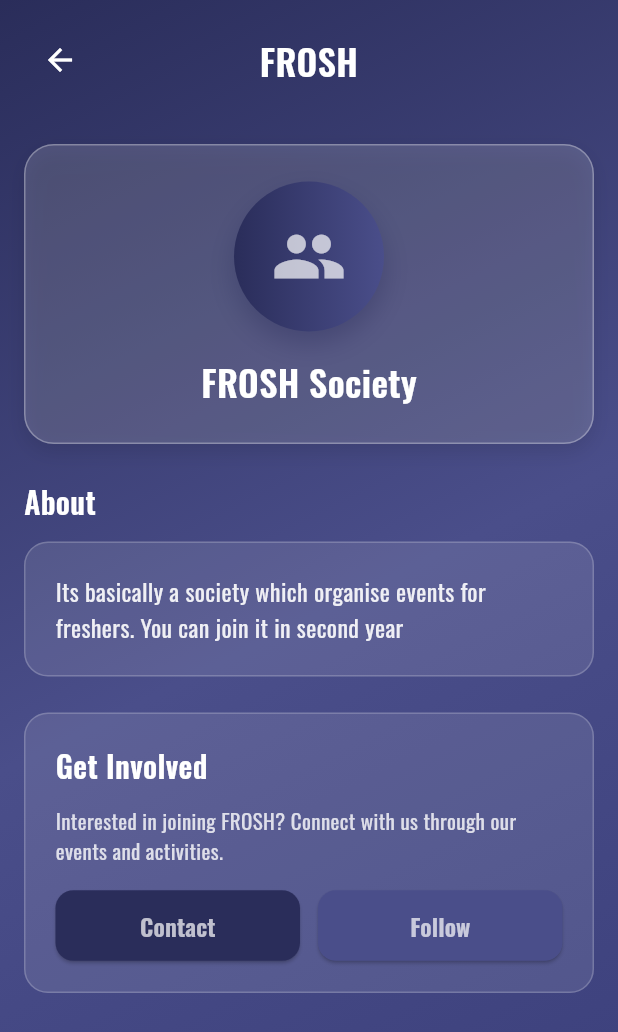
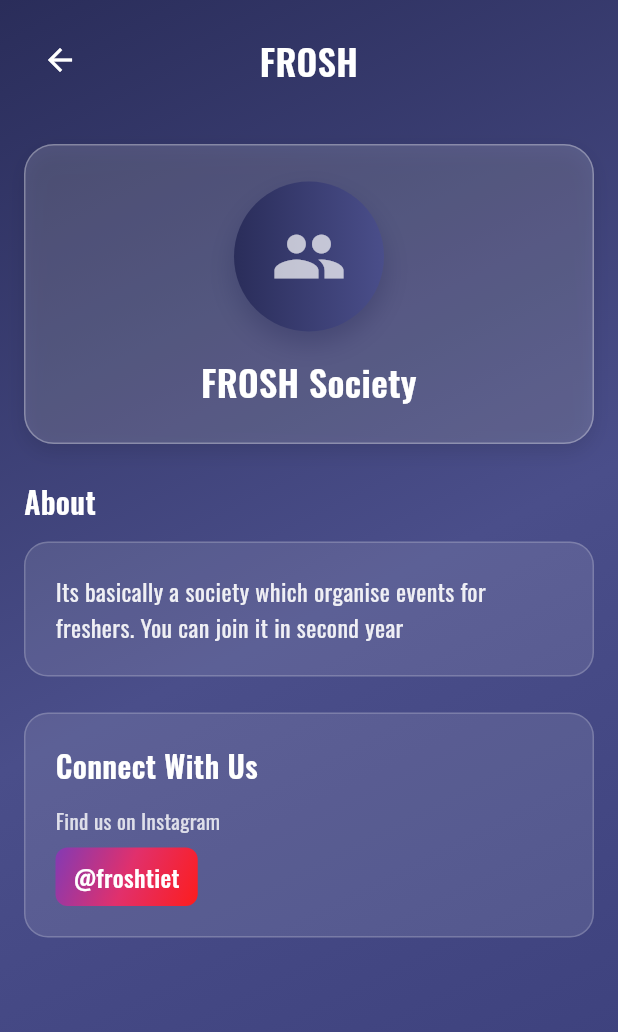
Before and after one commit to WEFT-TIET/FRONTEND, a Flutter app: the SocietyDetailPage screen opened directly with sample values from the repository, on a phone screen of 412 x 824 dp. Shown: the top 1032 px of the screen. Run offline on Flutter 3.47's test engine with Material 3 defaults, Android fonts, the phone set to English and light mode, and no system bars; our stand-ins replace cloud_firestore, firebase_core, firebase_storage, flutter_card_swiper, flutter_riverpod, flutter_svg and 4 more; missing offline and left inert: jwt_decode; accounts and stored records are empty; network calls fail.

Commit message:
url removed

```diff
--- a/frontend_weft/lib/features/home/view/Drawer/soc_page/pages/society_page.dart
+++ b/frontend_weft/lib/features/home/view/Drawer/soc_page/pages/society_page.dart
@@ -3,7 +3,6 @@ import 'package:frontend_weft/core/theme/app_pallete.dart';
 import 'package:frontend_weft/features/home/view/Drawer/soc_page/models/society_model.dart';
 import 'package:frontend_weft/features/home/view/Drawer/soc_page/services/society_service.dart';
 import 'package:google_fonts/google_fonts.dart';
-import 'package:url_launcher/url_launcher.dart';
 
 class SocietyPage extends StatelessWidget {
   const SocietyPage({Key? key}) : super(key: key);
@@ -281,6 +280,7 @@ class SocietyDetailPage extends StatelessWidget {
                                 fontWeight: FontWeight.w600,
                                 color: AppPallete.textPrimaryDark,
                               ),
+                              textAlign: TextAlign.center,
                             ),
                           ],
                         ),
@@ -325,7 +325,8 @@ class SocietyDetailPage extends StatelessWidget {
 
                       SizedBox(height: 24),
 
-                      // Contact/Join Section
+                      // Contact Information Section
+                      if (society.instagramHandle.isNotEmpty)
                         Container(
                           width: double.infinity,
                           padding: EdgeInsets.all(20),
@@ -341,7 +342,7 @@ class SocietyDetailPage extends StatelessWidget {
                             crossAxisAlignment: CrossAxisAlignment.start,
                             children: [
                               Text(
-                              'Get Involved',
+                                'Connect With Us',
                                 style: GoogleFonts.getFont(
                                   'Oswald',
                                   fontSize: 20,
@@ -351,92 +352,33 @@ class SocietyDetailPage extends StatelessWidget {
                               ),
                               SizedBox(height: 12),
                               Text(
-                              'Interested in joining ${society.name}? Connect with us through our events and activities.',
+                                'Find us on Instagram',
                                 style: GoogleFonts.getFont(
                                   'Oswald',
                                   fontSize: 14,
                                   color: AppPallete.textPrimaryDark.withOpacity(0.8),
-                                height: 1.4,
                                 ),
                               ),
-                            SizedBox(height: 16),
-                            Row(
-                              children: [
-                                Expanded(
-                                  child: ElevatedButton(
-                                    onPressed: () async {
-                                      if (society.instagramHandle.isEmpty) {
-                                        ScaffoldMessenger.of(context).showSnackBar(
-                                          SnackBar(
-                                            content: Text('No Instagram available for ${society.name}'),
-                                            backgroundColor: AppPallete.gradient1,
+                              SizedBox(height: 8),
+                              Container(
+                                padding: EdgeInsets.symmetric(horizontal: 12, vertical: 8),
+                                decoration: BoxDecoration(
+                                  gradient: LinearGradient(
+                                    colors: [Color(0xFF833AB4), Color(0xFFE1306C), Color(0xFFFD1D1D)],
+                                    begin: Alignment.topLeft,
+                                    end: Alignment.bottomRight,
                                   ),
-                                        );
-                                        return;
-                                      }
-
-                                      final instaUrl = 'https://instagram.com/${society.instagramHandle}';
-                                      final uri = Uri.parse(instaUrl);
-
-                                      if (await canLaunchUrl(uri)) {
-                                        await launchUrl(uri);
-                                      } else {
-                                        ScaffoldMessenger.of(context).showSnackBar(
-                                          SnackBar(
-                                            content: Text('Could not launch Instagram'),
-                                            backgroundColor: AppPallete.gradient1,
-                                          ),
-                                        );
-                                      }
-                                    },
-                                    style: ElevatedButton.styleFrom(
-                                      backgroundColor: AppPallete.gradient1,
-                                      foregroundColor: AppPallete.whiteColor,
-                                      padding: EdgeInsets.symmetric(vertical: 12),
-                                      shape: RoundedRectangleBorder(
-                                        borderRadius: BorderRadius.circular(12),
-                                      ),
+                                  borderRadius: BorderRadius.circular(8),
                                 ),
                                 child: Text(
-                                      'Contact',
+                                  '@${society.instagramHandle}',
                                   style: GoogleFonts.getFont(
                                     'Oswald',
                                     fontSize: 16,
-                                        fontWeight: FontWeight.w600,
+                                    fontWeight: FontWeight.w500,
+                                    color: Colors.white,
                                   ),
                                 ),
-                                  ),
-                                ),
-                                SizedBox(width: 12),
-                                Expanded(
-                                  child: ElevatedButton(
-                                    onPressed: () {
-                                      ScaffoldMessenger.of(context).showSnackBar(
-                                        SnackBar(
-                                          content: Text('Follow feature coming soon!'),
-                                          backgroundColor: AppPallete.gradient2,
-                                        ),
-                                      );
-                                    },
-                                    style: ElevatedButton.styleFrom(
-                                      backgroundColor: AppPallete.gradient2,
-                                      foregroundColor: AppPallete.whiteColor,
-                                      padding: EdgeInsets.symmetric(vertical: 12),
-                                      shape: RoundedRectangleBorder(
-                                        borderRadius: BorderRadius.circular(12),
-                                      ),
-                                    ),
-                                    child: Text(
-                                      'Follow',
-                                      style: GoogleFonts.getFont(
-                                        'Oswald',
-                                        fontSize: 16,
-                                        fontWeight: FontWeight.w600,
-                                      ),
-                                    ),
-                                  ),
-                                ),
-                              ],
                               ),
                             ],
                           ),
--- a/frontend_weft/pubspec.yaml
+++ b/frontend_weft/pubspec.yaml
@@ -35,9 +35,8 @@ dependencies:
   geolocator: ^10.1.0
   intl: ^0.18.0
   excel: ^2.0.0  # For reading Excel files
-  url_launcher: ^6.3.2
-  mailer: ^6.4.1
-  email_validator: ^3.0.0
+  #mailer: ^6.4.1
+  #email_validator: ^3.0.0
   #fluttertoast: ^8.2.8
 
 
```
Also changed, not shown: frontend_weft/lib/features/settings/subpages/about_us.dart (+8 -27 lines), frontend_weft/lib/features/settings/subpages/help_center.dart (+47 -51 lines), frontend_weft/pubspec.lock, 5 other files. Lines whose indentation alone changed are shown as unchanged.
